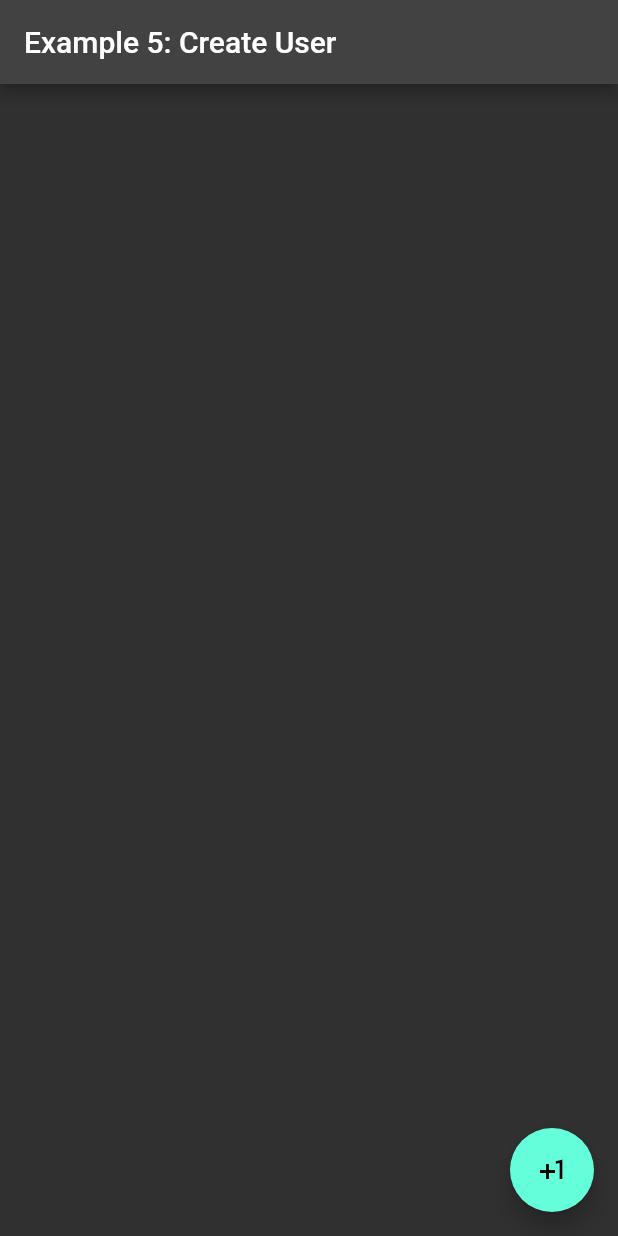
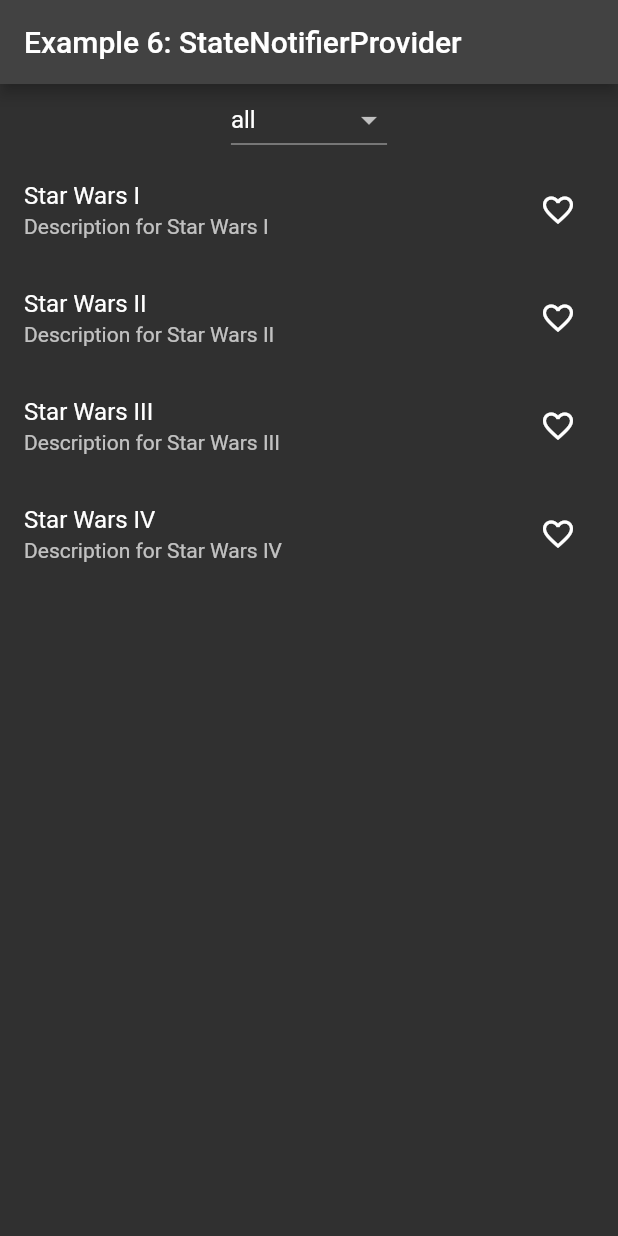
Before and after one commit to jinyongnan810/riverpod2, a Flutter app: the screen it shows after launch, on a phone screen of 412 x 824 dp. Run offline on Flutter 3.47's test engine with Material 2 defaults, Android fonts, the phone set to English and light mode, and no system bars; our stand-ins replace hooks_riverpod.

Commit message:
Example 6: StateNotifier, StateNotifierProvider, AlwaysAliveProviderBase

```diff
--- a/mini-example/lib/main.dart
+++ b/mini-example/lib/main.dart
@@ -194,6 +194,7 @@ class HomePage extends ConsumerWidget {
 }
 */
 
+/* Example 5: ChangeNotifier & ChangeNotifierProvider
 class Person {
   final String id;
   final String name;
@@ -343,3 +344,137 @@ class _HomePageState extends ConsumerState<HomePage> {
     );
   }
 }
+*/
+
+class Film {
+  final String id;
+  final String title;
+  final String description;
+  bool isFavorite = false;
+  Film(this.id, this.title, this.description);
+}
+
+final films = [
+  Film('A-1', 'Star Wars I', 'Description for Star Wars I'),
+  Film('A-2', 'Star Wars II', 'Description for Star Wars II'),
+  Film('A-3', 'Star Wars III', 'Description for Star Wars III'),
+  Film('A-4', 'Star Wars IV', 'Description for Star Wars IV'),
+];
+
+class FilmNotifier extends StateNotifier<List<Film>> {
+  FilmNotifier() : super(films);
+  void setFavorite(String id, bool isFavorite) {
+    state = state.map((film) {
+      if (film.id == id) {
+        film.isFavorite = isFavorite;
+        return film;
+      } else {
+        return film;
+      }
+    }).toList();
+  }
+}
+
+enum FavoriteStatus {
+  all,
+  favorite,
+  notFavorite,
+}
+
+final favoriteStatusProvider =
+    StateProvider<FavoriteStatus>((_) => FavoriteStatus.all);
+
+final allFilmsProvider =
+    StateNotifierProvider<FilmNotifier, List<Film>>((_) => FilmNotifier());
+
+final favoriteFilmsProvider = Provider<List<Film>>((ref) {
+  final allFilms = ref.watch(allFilmsProvider);
+  return allFilms.where((film) => film.isFavorite).toList();
+});
+
+final notFavoriteFilmsProvider = Provider<List<Film>>((ref) {
+  final allFilms = ref.watch(allFilmsProvider);
+  return allFilms.where((film) => !film.isFavorite).toList();
+});
+
+class HomePage extends ConsumerWidget {
+  const HomePage({super.key});
+
+  @override
+  Widget build(BuildContext context, WidgetRef ref) {
+    return Scaffold(
+      appBar: AppBar(title: const Text('Example 6: StateNotifierProvider')),
+      body: Column(
+        children: [
+          const FilterWidget(),
+          Expanded(
+            child: Consumer(builder: ((context, ref, child) {
+              final favoriteStatus = ref.watch(favoriteStatusProvider);
+              switch (favoriteStatus) {
+                case FavoriteStatus.all:
+                  return FilmsWidget(provider: allFilmsProvider);
+                case FavoriteStatus.favorite:
+                  return FilmsWidget(provider: favoriteFilmsProvider);
+                case FavoriteStatus.notFavorite:
+                  return FilmsWidget(provider: notFavoriteFilmsProvider);
+              }
+            })),
+          )
+        ],
+      ),
+    );
+  }
+}
+
+class FilmsWidget extends ConsumerWidget {
+  final AlwaysAliveProviderBase<List<Film>> provider;
+  const FilmsWidget({super.key, required this.provider});
+
+  @override
+  Widget build(BuildContext context, WidgetRef ref) {
+    final films = ref.watch(provider);
+    return ListView.builder(
+        itemCount: films.length,
+        itemBuilder: ((context, index) {
+          final film = films[index];
+          return ListTile(
+            title: Text(film.title),
+            subtitle: Text(film.description),
+            trailing: IconButton(
+              icon: Icon(
+                  film.isFavorite ? Icons.favorite : Icons.favorite_border),
+              onPressed: () {
+                ref
+                    .read(allFilmsProvider.notifier)
+                    .setFavorite(film.id, !film.isFavorite);
+              },
+            ),
+          );
+        }));
+  }
+}
+
+class FilterWidget extends StatelessWidget {
+  const FilterWidget({super.key});
+
+  @override
+  Widget build(BuildContext context) {
+    return Consumer(
+      builder: (context, ref, child) {
+        final filter = ref.watch(favoriteStatusProvider);
+        return DropdownButton(
+          value: filter,
+          items: FavoriteStatus.values
+              .map((e) => DropdownMenuItem(
+                    child: Text(e.name.split('.').last),
+                    value: e,
+                  ))
+              .toList(),
+          onChanged: (value) {
+            ref.read(favoriteStatusProvider.state).state = value!;
+          },
+        );
+      },
+    );
+  }
+}
```
